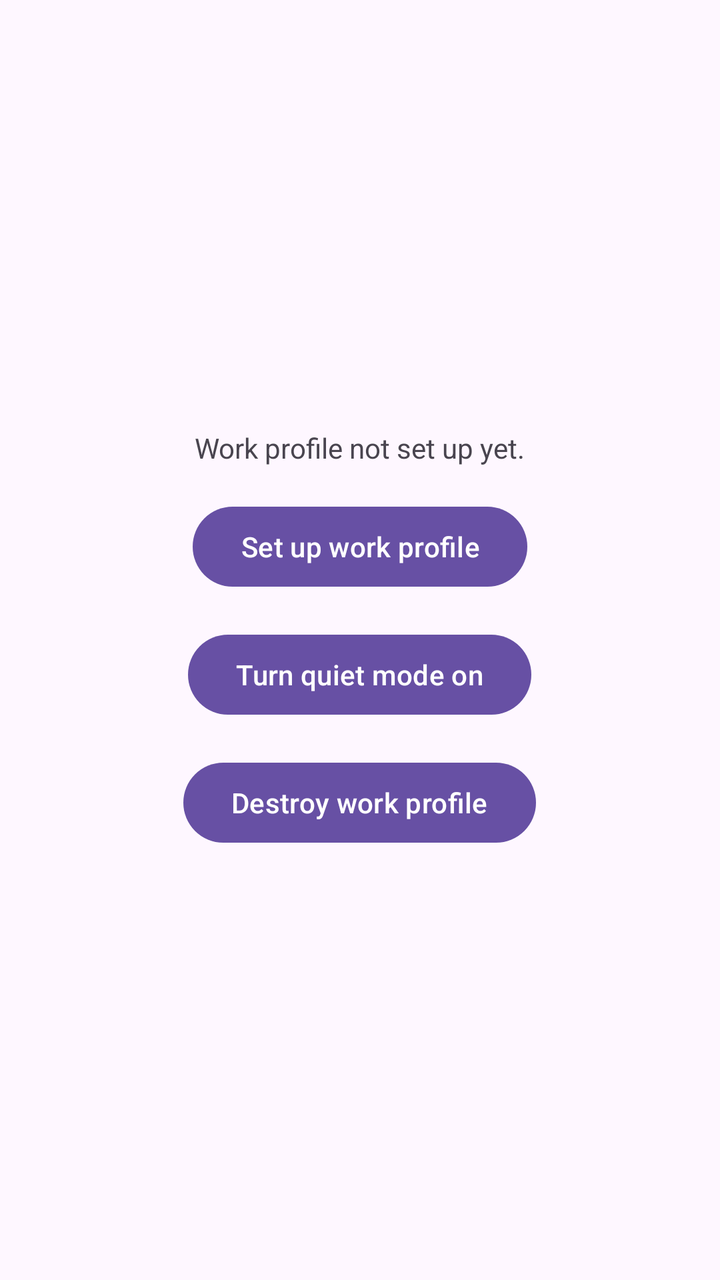
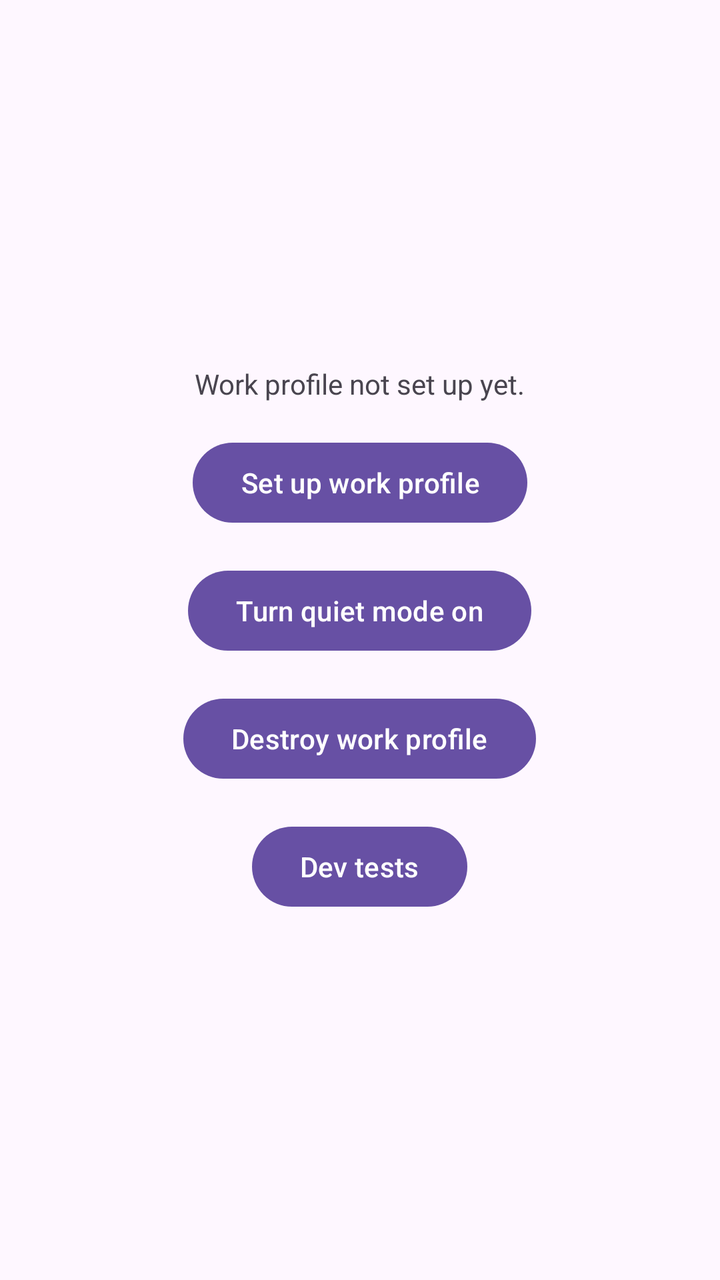

Before-and-after screenshots of an Android layout around one commit, followed by the original layout XML and the change that was made.
<!-- AndroidManifest.xml: application theme Theme.TwinApps -->
<!-- res/layout/activity_main.xml -->
<?xml version="1.0" encoding="utf-8"?>
<LinearLayout xmlns:android="http://schemas.android.com/apk/res/android"
    android:layout_width="match_parent"
    android:layout_height="match_parent"
    android:gravity="center"
    android:orientation="vertical"
    android:padding="24dp">

    <TextView
        android:id="@+id/statusText"
        android:layout_width="wrap_content"
        android:layout_height="wrap_content"
        android:text="@string/status_not_provisioned" />

    <Button
        android:id="@+id/setupButton"
        android:layout_width="wrap_content"
        android:layout_height="wrap_content"
        android:layout_marginTop="16dp"
        android:text="@string/setup_button" />

    <Button
        android:id="@+id/quietButton"
        android:layout_width="wrap_content"
        android:layout_height="wrap_content"
        android:layout_marginTop="16dp"
        android:text="@string/quiet_enable" />

    <Button
        android:id="@+id/destroyButton"
        android:layout_width="wrap_content"
        android:layout_height="wrap_content"
        android:layout_marginTop="16dp"
        android:text="@string/destroy_button" />
</LinearLayout>
<!-- resources referenced by this layout -->
<resources>
  <string name="destroy_button">Destroy work profile</string>
  <string name="quiet_enable">Turn quiet mode on</string>
  <string name="setup_button">Set up work profile</string>
  <string name="status_not_provisioned">Work profile not set up yet.</string>
  <style name="Theme.TwinApps" parent="Theme.Material3.DayNight.NoActionBar">
      </style>
</resources>

<!-- the commit's change to res/layout/activity_main.xml (unified diff, before → after) -->
@@ -32,4 +32,11 @@
         android:layout_height="wrap_content"
         android:layout_marginTop="16dp"
         android:text="@string/destroy_button" />
+
+    <Button
+        android:id="@+id/devTestsButton"
+        android:layout_width="wrap_content"
+        android:layout_height="wrap_content"
+        android:layout_marginTop="16dp"
+        android:text="@string/dev_tests_button" />
 </LinearLayout>
<!-- resource entries referenced after the edit -->
@@ -1,6 +1,7 @@
 <!-- resources referenced by this layout -->
 <resources>
   <string name="destroy_button">Destroy work profile</string>
+  <string name="dev_tests_button">Dev tests</string>
   <string name="quiet_enable">Turn quiet mode on</string>
   <string name="setup_button">Set up work profile</string>
   <string name="status_not_provisioned">Work profile not set up yet.</string>
